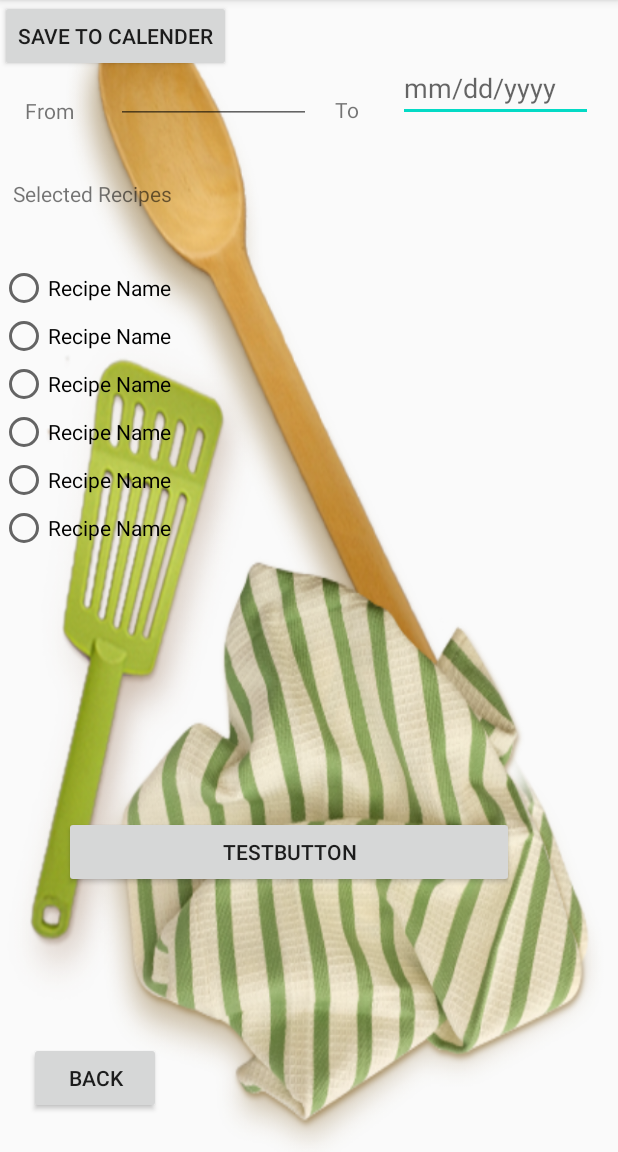
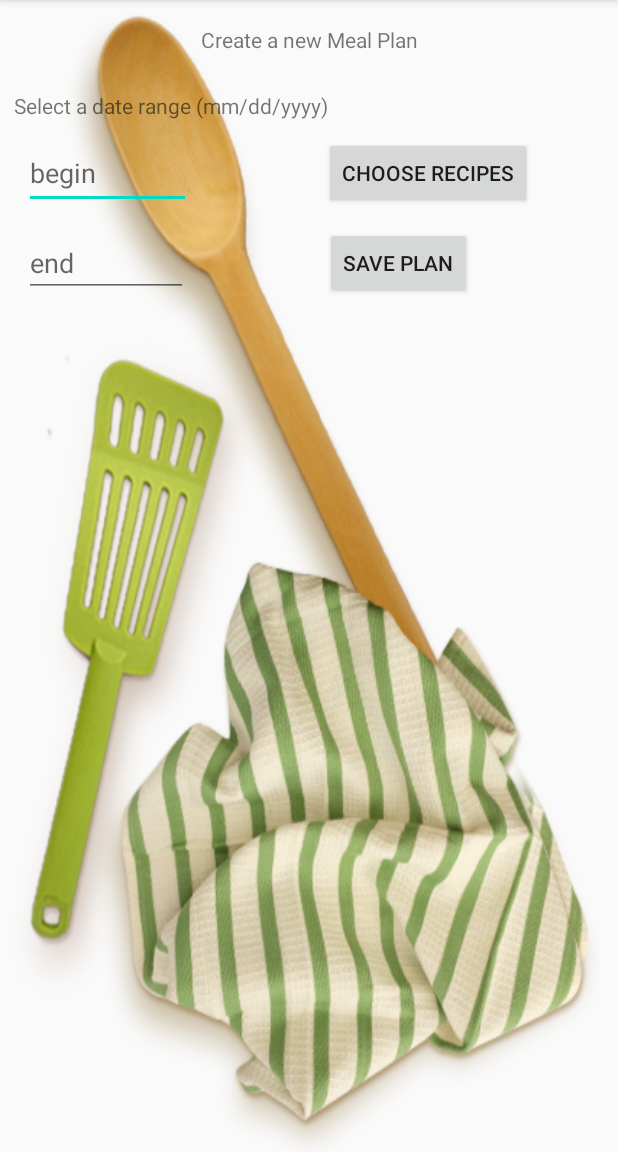
Before and after one commit to barneshn2/MealPlanner, an Android app: the Addaplan screen opened directly, with no data from a screen before it, on a phone screen of 412 x 824 dp, the part 84-1236 px from its top. Run offline under Robolectric (Android 15) with nearby library versions, the phone set to English and light mode, and no system bars.

Commit message:
- merged master into this branch. Updated addplan.xml layout
Signed-off-by: DESKTOP-2R65OKK\Hailey <barneshn2@mymail.vcu.edu>

```diff
--- a/app/src/main/res/layout/addplan.xml
+++ b/app/src/main/res/layout/addplan.xml
@@ -6,149 +6,81 @@
     android:background="@drawable/app"
     android:layout_height="match_parent">
 
-    <Button
-        android:id="@+id/button3"
-        android:layout_width="300dp"
+    <TextView
+        android:id="@+id/textView2"
+        android:layout_width="wrap_content"
         android:layout_height="wrap_content"
-        android:text="@string/testbutton"
+        android:text="@string/create_a_new_meal_plan"
         app:layout_constraintBottom_toBottomOf="parent"
         app:layout_constraintEnd_toEndOf="parent"
-        app:layout_constraintHorizontal_bias="0.378"
         app:layout_constraintStart_toStartOf="parent"
-        app:layout_constraintTop_toBottomOf="@+id/radioGroup8"
-        tools:text="Generate" />
-
-    <RadioGroup
-        android:id="@+id/radioGroup8"
-        android:layout_width="0dp"
-        android:layout_height="wrap_content"
-        app:layout_constraintBottom_toTopOf="@+id/button3"
-        app:layout_constraintEnd_toEndOf="parent"
-        app:layout_constraintStart_toStartOf="parent"
-        app:layout_constraintTop_toTopOf="parent">
-
-        <RadioButton
-            android:id="@+id/radioButton"
-            android:layout_width="match_parent"
-            android:layout_height="wrap_content"
-            android:text="Recipe Name" />
-
-        <RadioButton
-            android:id="@+id/radioButton2"
-            android:layout_width="match_parent"
-            android:layout_height="wrap_content"
-            android:text="@string/recipe_name" />
-
-        <RadioButton
-            android:id="@+id/radioButton3"
-            android:layout_width="match_parent"
-            android:layout_height="wrap_content"
-            android:text="Recipe Name" />
-
-        <RadioButton
-            android:id="@+id/radioButton4"
-            android:layout_width="match_parent"
-            android:layout_height="wrap_content"
-            android:text="Recipe Name" />
-
-        <RadioButton
-            android:id="@+id/radioButton5"
-            android:layout_width="match_parent"
-            android:layout_height="wrap_content"
-            android:text="Recipe Name" />
-
-        <RadioButton
-            android:id="@+id/radioButton6"
-            android:layout_width="match_parent"
-            android:layout_height="wrap_content"
-            android:text="Recipe Name" />
-    </RadioGroup>
+        app:layout_constraintTop_toTopOf="parent"
+        app:layout_constraintVertical_bias="0.022" />
 
     <TextView
-        android:id="@+id/textView2"
-        android:layout_width="52dp"
-        android:layout_height="wrap_content"
-        android:layout_marginEnd="327dp"
-        android:text="Plan for:"
-        app:layout_constraintBottom_toTopOf="@+id/editTextDate2"
+        android:id="@+id/textView3"
+        android:layout_width="318dp"
+        android:layout_height="19dp"
+        android:text="@string/select_a_date_range_mm_dd_yyyy"
+        app:layout_constraintBottom_toBottomOf="parent"
         app:layout_constraintEnd_toEndOf="parent"
+        app:layout_constraintHorizontal_bias="0.097"
         app:layout_constraintStart_toStartOf="parent"
-        app:layout_constraintTop_toTopOf="parent" />
+        app:layout_constraintTop_toBottomOf="@+id/textView2"
+        app:layout_constraintVertical_bias="0.035" />
 
     <EditText
         android:id="@+id/editTextDate"
-        android:layout_width="130dp"
-        android:layout_height="wrap_content"
-        android:autofillHints=""
+        android:layout_width="111dp"
+        android:layout_height="48dp"
         android:ems="10"
-        android:hint="mm/dd/yyyy"
+        android:hint="@string/begin"
         android:inputType="date"
-        app:layout_constraintBottom_toTopOf="@+id/radioGroup8"
+        app:layout_constraintBottom_toBottomOf="parent"
         app:layout_constraintEnd_toEndOf="parent"
-        app:layout_constraintStart_toEndOf="@+id/textView4"
-        app:layout_constraintTop_toTopOf="parent"
-        app:layout_constraintVertical_bias="0.277" />
+        app:layout_constraintHorizontal_bias="0.053"
+        app:layout_constraintStart_toStartOf="parent"
+        app:layout_constraintTop_toBottomOf="@+id/textView3"
+        app:layout_constraintVertical_bias="0.018"
+        android:autofillHints="" />
 
     <EditText
-        android:id="@+id/editTextDate2"
-        android:layout_width="130dp"
-        android:layout_height="wrap_content"
-        android:autofillHints=""
+        android:id="@+id/editTextDate5"
+        android:layout_width="109dp"
+        android:layout_height="45dp"
         android:ems="10"
+        android:hint="@string/end"
         android:inputType="date"
-        app:layout_constraintBottom_toTopOf="@+id/textView5"
-        app:layout_constraintEnd_toStartOf="@+id/textView4"
-        app:layout_constraintStart_toEndOf="@+id/textView3"
-        app:layout_constraintTop_toTopOf="parent" />
-
-    <TextView
-        android:id="@+id/textView3"
-        android:layout_width="44dp"
-        android:layout_height="19dp"
-        android:text="From"
-        app:layout_constraintBottom_toTopOf="@+id/textView5"
-        app:layout_constraintEnd_toStartOf="@+id/editTextDate2"
+        app:layout_constraintBottom_toBottomOf="parent"
+        app:layout_constraintEnd_toEndOf="parent"
+        app:layout_constraintHorizontal_bias="0.052"
         app:layout_constraintStart_toStartOf="parent"
-        app:layout_constraintTop_toBottomOf="@+id/textView2" />
-
-    <TextView
-        android:id="@+id/textView4"
-        android:layout_width="25dp"
-        android:layout_height="wrap_content"
-        android:text="To"
-        app:layout_constraintBottom_toTopOf="@+id/radioGroup8"
-        app:layout_constraintEnd_toStartOf="@+id/editTextDate"
-        app:layout_constraintStart_toEndOf="@+id/editTextDate2"
-        app:layout_constraintTop_toTopOf="parent"
-        app:layout_constraintVertical_bias="0.406" />
-
-    <TextView
-        android:id="@+id/textView5"
-        android:layout_width="108dp"
-        android:layout_height="wrap_content"
-        android:layout_marginEnd="287dp"
-        android:text="@string/selected_recipes"
-        app:layout_constraintBottom_toTopOf="@+id/radioGroup8"
-        app:layout_constraintEnd_toEndOf="parent"
-        app:layout_constraintStart_toStartOf="parent"
-        app:layout_constraintTop_toBottomOf="@+id/editTextDate2" />
+        app:layout_constraintTop_toBottomOf="@+id/editTextDate"
+        app:layout_constraintVertical_bias="0.023"
+        android:autofillHints="" />
 
     <Button
-        android:id="@+id/Bck"
+        android:id="@+id/button9"
         android:layout_width="wrap_content"
         android:layout_height="wrap_content"
-        android:layout_marginStart="19dp"
-        android:layout_marginBottom="25dp"
-        android:onClick="backbtn"
-        android:text="Back"
+        android:text="@string/choose_recipes"
         app:layout_constraintBottom_toBottomOf="parent"
-        app:layout_constraintStart_toStartOf="parent" />
+        app:layout_constraintEnd_toEndOf="parent"
+        app:layout_constraintHorizontal_bias="0.609"
+        app:layout_constraintStart_toEndOf="@+id/editTextDate"
+        app:layout_constraintTop_toBottomOf="@+id/textView3"
+        app:layout_constraintVertical_bias="0.018" />
 
     <Button
-        android:id="@+id/button6"
+        android:id="@+id/button11"
         android:layout_width="wrap_content"
         android:layout_height="wrap_content"
-        android:text="Save to calender"
-        tools:layout_editor_absoluteX="242dp"
-        tools:layout_editor_absoluteY="651dp" />
+        android:text="@string/save_plan"
+        app:layout_constraintBottom_toBottomOf="parent"
+        app:layout_constraintEnd_toEndOf="parent"
+        app:layout_constraintHorizontal_bias="0.484"
+        app:layout_constraintStart_toEndOf="@+id/editTextDate5"
+        app:layout_constraintTop_toBottomOf="@+id/button9"
+        app:layout_constraintVertical_bias="0.021" />
+
 </androidx.constraintlayout.widget.ConstraintLayout>
```
Also changed, not shown: 378 other files.
